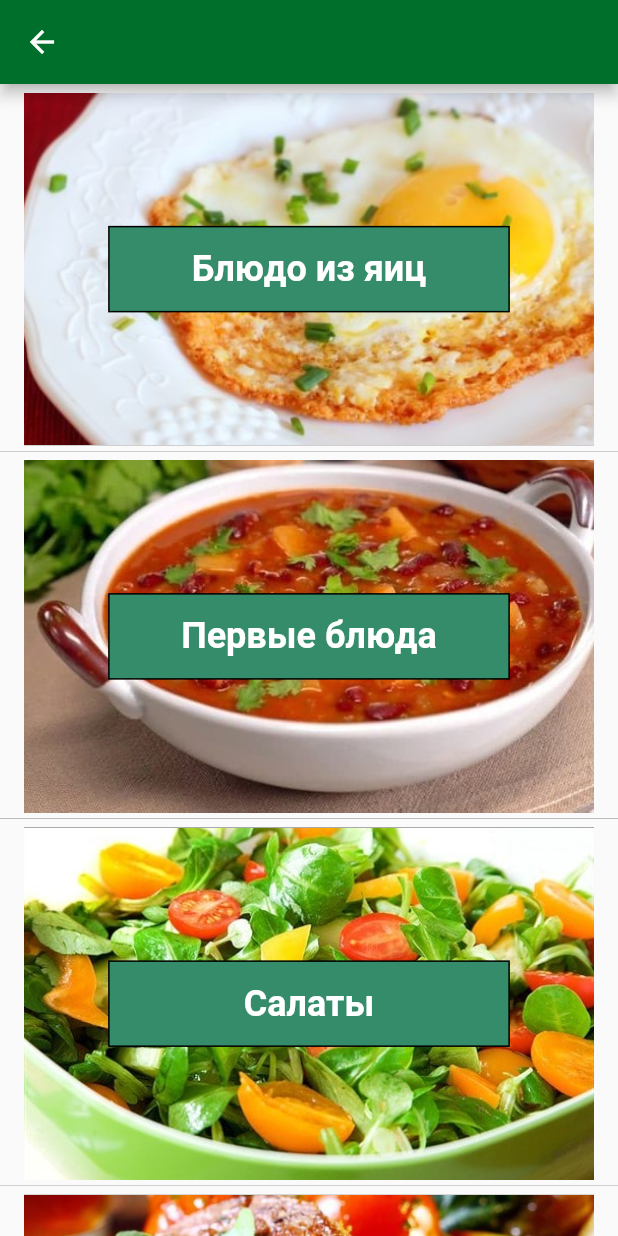
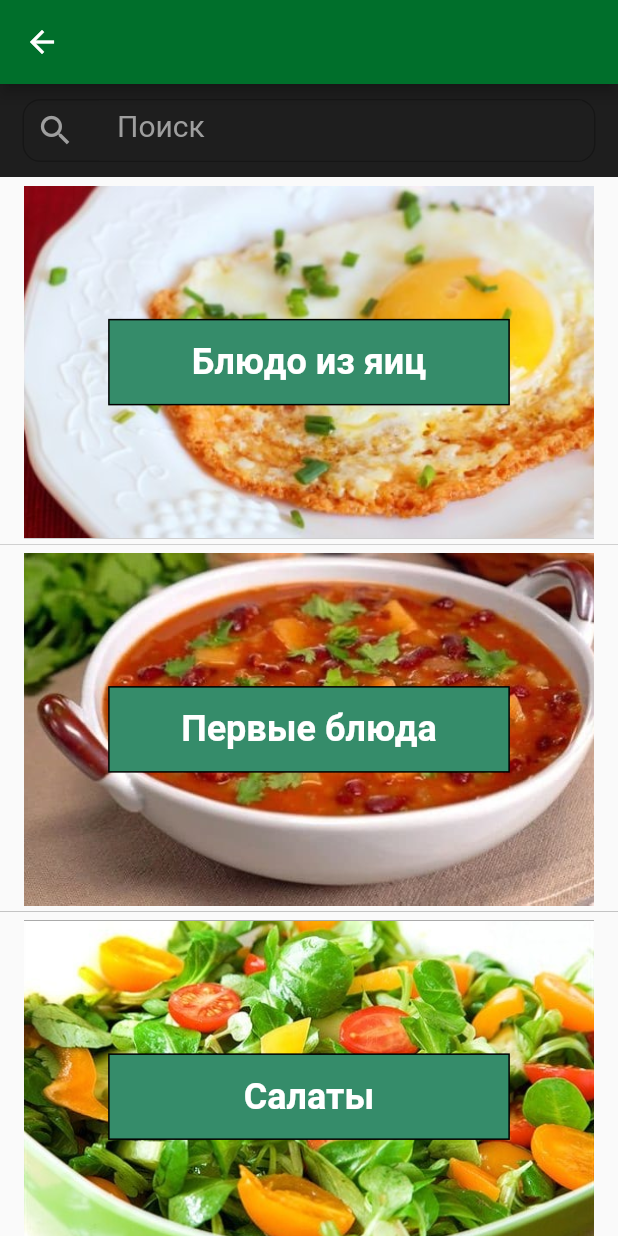
Before and after one commit to Daryn0001/proper-nutrition, a Flutter app: the BreakFastScreen screen opened directly, on a phone screen of 412 x 824 dp. Run offline on Flutter 3.47's test engine with Material 2 defaults, Android fonts, the phone set to English and light mode, and no system bars; our stand-ins replace share_plus; missing offline and left inert: favorite_button.

Commit message:
init add search bar

```diff
--- a/lib/ui/page_builders/dish_detail_page/ingredient_creator.dart
+++ b/lib/ui/page_builders/dish_detail_page/ingredient_creator.dart
@@ -2,8 +2,10 @@ import 'package:flutter/cupertino.dart';
 import 'package:flutter/material.dart';
 
 class IngredientCreator extends StatefulWidget {
-  const IngredientCreator({
+  Map<String, String> ingredients;
+  IngredientCreator({
     Key? key,
+    required this.ingredients
   }) : super(key: key);
 
 
@@ -74,6 +76,7 @@ class _IngredientCreator extends State<IngredientCreator> {
 
   @override
   Widget build(BuildContext context) {
+    ingredients = widget.ingredients.isNotEmpty ? widget.ingredients : ingredients;
     var list = createIngredientTextList();
     return Container(
       margin: const EdgeInsets.symmetric(
--- /dev/null
+++ b/lib/ui/page_builders/main_screen_page_with_search/screen_builder.dart
@@ -0,0 +1 @@
+class ScreenBuilder {}
--- a/lib/ui/pages/breakfast_dishes/breakfast_screen.dart
+++ b/lib/ui/pages/breakfast_dishes/breakfast_screen.dart
@@ -2,7 +2,8 @@ import 'package:flutter/cupertino.dart';
 import 'package:flutter/material.dart';
 
 import 'breakfast_dish_builder.dart';
-import '../../page_builders/dish_detail_page/dish_detail_page_builder.dart';
+//import '../../page_builders/dish_detail_page/dish_detail_page_builder.dart';
+import 'search_widget.dart';
 
 class BreakFastScreen extends StatefulWidget {
   const BreakFastScreen({Key? key}) : super(key: key);
@@ -35,29 +36,60 @@ class _BreakFast extends State<BreakFastScreen> {
 
 
   @override
+  void initState() {
+    super.initState();
+    dishes = list;
+  }
+
+  String query = '';
+  late List<BreakFastBuilder> dishes;
+
+  Widget buildSearch() => SearchWidget(
+    text: '',
+    hintText: 'Поиск',
+    onChanged: searchObject,
+  );
+
+  void searchObject(String query){
+    final dishes = list.where((dish) {
+      final titleLower = dish.text.toLowerCase();
+      final searchLower = query.toLowerCase();
+
+      return titleLower.contains(searchLower);
+    } ).toList();
+
+    setState(() {
+      this.query = query;
+      this.dishes = dishes;
+    });
+  }
+
+
+  @override
   Widget build(BuildContext context) {
     return Scaffold(
       appBar: AppBar(
           backgroundColor: const Color(0xff006f2b),
       ),
       body: Container(
-        color: const Color(0xff000000),
+        color: const Color(0xff1e1e1e),
         child: Flex(
           direction: Axis.vertical,
           children: [
+            buildSearch(),
             Expanded (
               flex: 2,
               child: ListView.builder(
                 scrollDirection: Axis.vertical,
                 shrinkWrap: true,
-                itemCount: list.length,
+                itemCount: dishes.length,
                 itemBuilder:(context, index) {
                   return Material(
                     child: ListTile(
-                        title: list[index],
+                        title: dishes[index],
                       onTap: () {
-                        Navigator.push(context,
-                            MaterialPageRoute(builder: (context) => const DishDetailPageBuilder()));
+                        // Navigator.push(context,
+                        //     MaterialPageRoute(builder: (context) => DishDetailPageBuilder()));
                       },
 
                     ),
--- /dev/null
+++ b/lib/ui/pages/breakfast_dishes/search_widget.dart
@@ -0,0 +1,63 @@
+import 'package:flutter/material.dart';
+
+class SearchWidget extends StatefulWidget {
+  final String text;
+  final ValueChanged<String> onChanged;
+  final String hintText;
+
+  const SearchWidget({
+    Key? key,
+    required this.text,
+    required this.onChanged,
+    required this.hintText,
+  }) : super(key: key);
+
+  @override
+  _SearchWidgetState createState() => _SearchWidgetState();
+}
+
+class _SearchWidgetState extends State<SearchWidget> {
+  final controller = TextEditingController();
+
+  @override
+  Widget build(BuildContext context) {
+    const styleActive =  TextStyle(color: Colors.grey, fontSize: 20);
+    const styleHint =  TextStyle(color: Colors.grey, fontSize: 20);
+    final style = widget.text.isEmpty ? styleHint : styleActive;
+
+    return Container(
+      height: 42,
+      margin: const EdgeInsets.fromLTRB(15, 10, 15, 10),
+      decoration: BoxDecoration(
+        borderRadius: BorderRadius.circular(12),
+        color: const Color(0xff1e1e1e),
+        border: Border.all(color: Colors.black26),
+      ),
+      padding: const EdgeInsets.symmetric(horizontal: 8),
+      child: TextField(
+        controller: controller,
+        decoration: InputDecoration(
+
+          filled: true,
+          fillColor: const Color(0xff1e1e1e),
+          icon: Icon(Icons.search, color: style.color, size: 26),
+          suffixIcon: widget.text.isNotEmpty
+              ? GestureDetector(
+            child: Icon(Icons.close, color: style.color),
+            onTap: () {
+              controller.clear();
+              widget.onChanged('');
+              FocusScope.of(context).requestFocus(FocusNode());
+            },
+          )
+              : null,
+          hintText: widget.hintText,
+          hintStyle: style,
+          border: InputBorder.none,
+        ),
+        style: style,
+        onChanged: widget.onChanged,
+      ),
+    );
+  }
+}
```
Also changed, not shown: lib/ui/page_builders/dish_detail_page/cook_method_creator.dart (+5 -4 lines), lib/ui/page_builders/dish_detail_page/dish_detail_page_builder.dart (+75 -54 lines), lib/ui/page_builders/dish_detail_page/recommended_diets_creator.dart (+6 -6 lines).
